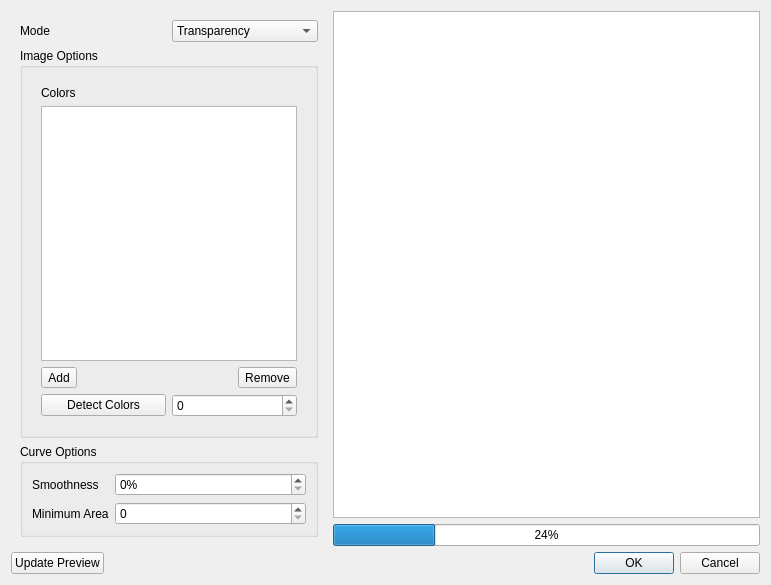
The window that src/gui/widgets/dialogs/trace_dialog.ui (mbasaglia/glaxnimate) describes before a commit, drawn with Qt 5.
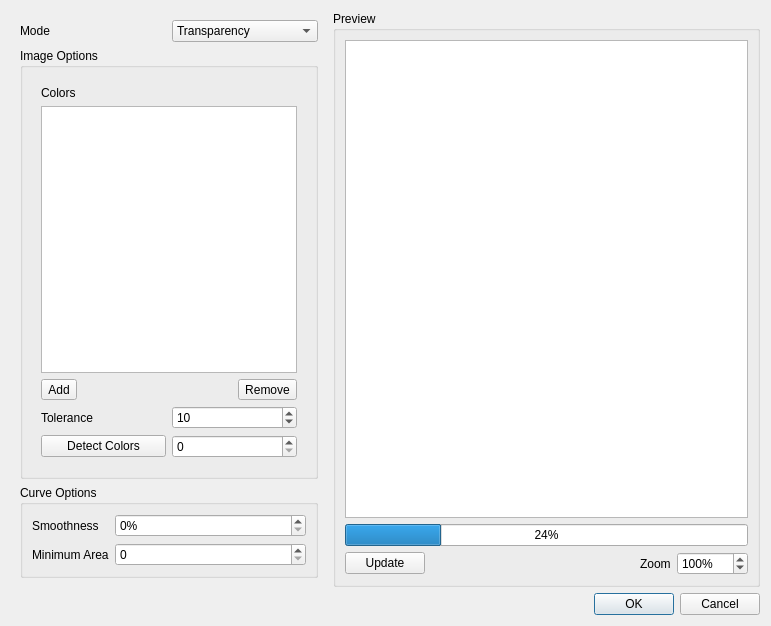
The same window after the commit. Icons and pictures are not drawn. Custom widgets are drawn as their Qt base class.

Commit message: More trace dialog improvements

```diff
--- a/src/gui/widgets/dialogs/trace_dialog.ui
+++ b/src/gui/widgets/dialogs/trace_dialog.ui
@@ -7,7 +7,7 @@
     <x>0</x>
     <y>0</y>
     <width>771</width>
-    <height>585</height>
+    <height>626</height>
    </rect>
   </property>
   <property name="windowTitle">
@@ -195,7 +195,35 @@
                     <string>Remove</string>
                    </property>
                    <property name="icon">
-                    <iconset theme="list-remove"/>
+                    <iconset theme="list-remove">
+                     <normaloff>.</normaloff>.</iconset>
+                   </property>
+                  </widget>
+                 </item>
+                </layout>
+               </item>
+               <item>
+                <layout class="QHBoxLayout" name="horizontalLayout_6">
+                 <item>
+                  <widget class="QLabel" name="label_tolerance">
+                   <property name="text">
+                    <string>Tolerance</string>
+                   </property>
+                  </widget>
+                 </item>
+                 <item>
+                  <widget class="QSpinBox" name="spin_tolerance">
+                   <property name="minimum">
+                    <number>0</number>
+                   </property>
+                   <property name="maximum">
+                    <number>512</number>
+                   </property>
+                   <property name="singleStep">
+                    <number>10</number>
+                   </property>
+                   <property name="value">
+                    <number>10</number>
                    </property>
                   </widget>
                  </item>
@@ -285,34 +313,85 @@
       </widget>
      </item>
      <item>
-      <layout class="QVBoxLayout" name="verticalLayout_4">
-       <item>
-        <widget class="QGraphicsView" name="preview"/>
-       </item>
-       <item>
-        <widget class="QProgressBar" name="progress_bar">
-         <property name="value">
-          <number>24</number>
-         </property>
-        </widget>
-       </item>
-      </layout>
+      <widget class="QGroupBox" name="">
+       <property name="title">
+        <string>Preview</string>
+       </property>
+       <layout class="QVBoxLayout" name="verticalLayout_4">
+        <item>
+         <widget class="QGraphicsView" name="preview"/>
+        </item>
+        <item>
+         <widget class="QProgressBar" name="progress_bar">
+          <property name="value">
+           <number>24</number>
+          </property>
+         </widget>
+        </item>
+        <item>
+         <layout class="QHBoxLayout" name="horizontalLayout_7">
+          <item>
+           <widget class="QPushButton" name="pushButton">
+            <property name="text">
+             <string>Update</string>
+            </property>
+            <property name="icon">
+             <iconset theme="document-preview">
+              <normaloff>.</normaloff>.</iconset>
+            </property>
+           </widget>
+          </item>
+          <item>
+           <spacer name="horizontalSpacer_2">
+            <property name="orientation">
+             <enum>Qt::Horizontal</enum>
+            </property>
+            <property name="sizeHint" stdset="0">
+             <size>
+              <width>40</width>
+              <height>20</height>
+             </size>
+            </property>
+           </spacer>
+          </item>
+          <item>
+           <widget class="QLabel" name="label_8">
+            <property name="text">
+             <string>Zoom</string>
+            </property>
+           </widget>
+          </item>
+          <item>
+           <widget class="QDoubleSpinBox" name="spin_preview_zoom">
+            <property name="suffix">
+             <string>%</string>
+            </property>
+            <property name="decimals">
+             <number>0</number>
+            </property>
+            <property name="minimum">
+             <double>1.000000000000000</double>
+            </property>
+            <property name="maximum">
+             <double>10000.000000000000000</double>
+            </property>
+            <property name="stepType">
+             <enum>QAbstractSpinBox::AdaptiveDecimalStepType</enum>
+            </property>
+            <property name="value">
+             <double>100.000000000000000</double>
+            </property>
+           </widget>
+          </item>
+         </layout>
+        </item>
+       </layout>
+      </widget>
      </item>
     </layout>
    </item>
    <item>
     <layout class="QHBoxLayout" name="horizontalLayout_3">
-     <item>
-      <widget class="QPushButton" name="pushButton">
-       <property name="text">
-        <string>Update Preview</string>
-       </property>
-       <property name="icon">
-        <iconset theme="document-preview">
-         <normaloff>.</normaloff>.</iconset>
-       </property>
-      </widget>
-     </item>
      <item>
       <widget class="QDialogButtonBox" name="buttonBox">
        <property name="standardButtons">
```
Left out of the diff: 102 changed lines with no effect on the pictures. The commit also changes 5 other files.
